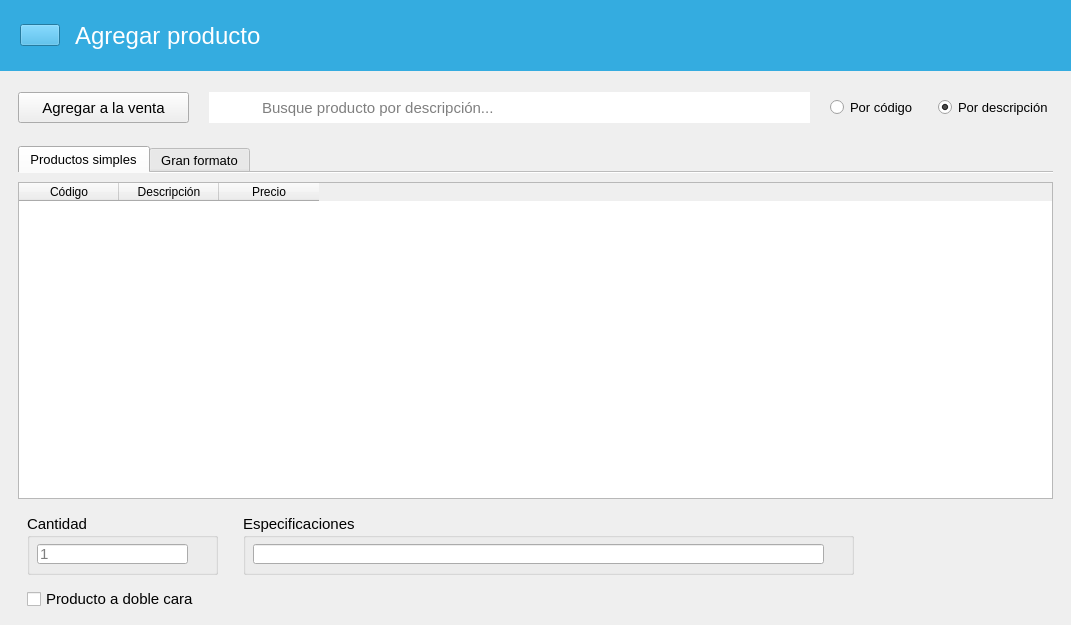
This is designer/Ui_VisualizadorProductos.ui in ivanperez-7/printpos as Qt 5 draws it before an edit. The edited form follows.
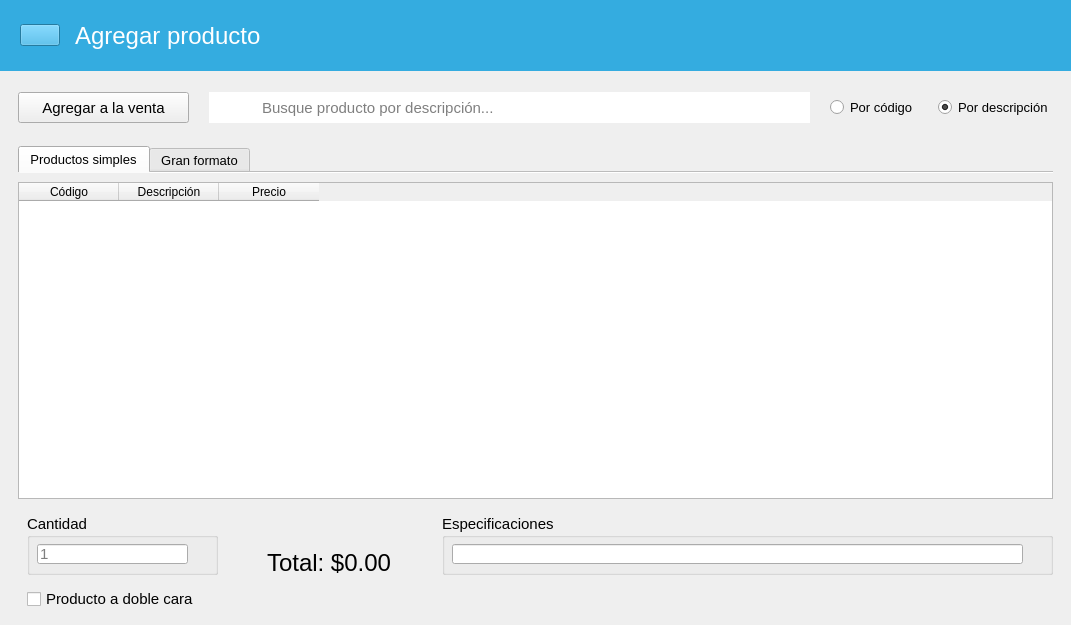
This is the edited form. Icons and pictures are not drawn. Custom widgets are drawn as their Qt base class.

```diff
--- a/designer/Ui_VisualizadorProductos.ui
+++ b/designer/Ui_VisualizadorProductos.ui
@@ -467,8 +467,8 @@
                </widget>
               </widget>
              </item>
-             <item row="0" column="1" alignment="Qt::AlignLeft">
-              <widget class="QGroupBox" name="groupBox_2">
+             <item row="0" column="2" alignment="Qt::AlignLeft">
+              <widget class="QGroupBox" name="groupBoxEspecSimple">
                <property name="sizePolicy">
                 <sizepolicy hsizetype="Expanding" vsizetype="Expanding">
                  <horstretch>0</horstretch>
@@ -530,6 +530,18 @@
                </property>
               </widget>
              </item>
+             <item row="0" column="1" rowspan="2" alignment="Qt::AlignHCenter">
+              <widget class="QLabel" name="lbTotalSimple">
+               <property name="font">
+                <font>
+                 <pointsize>18</pointsize>
+                </font>
+               </property>
+               <property name="text">
+                <string>Total: $0.00</string>
+               </property>
+              </widget>
+             </item>
             </layout>
            </widget>
           </item>
```
Left out of the diff: 18 changed lines with no effect on the pictures.
